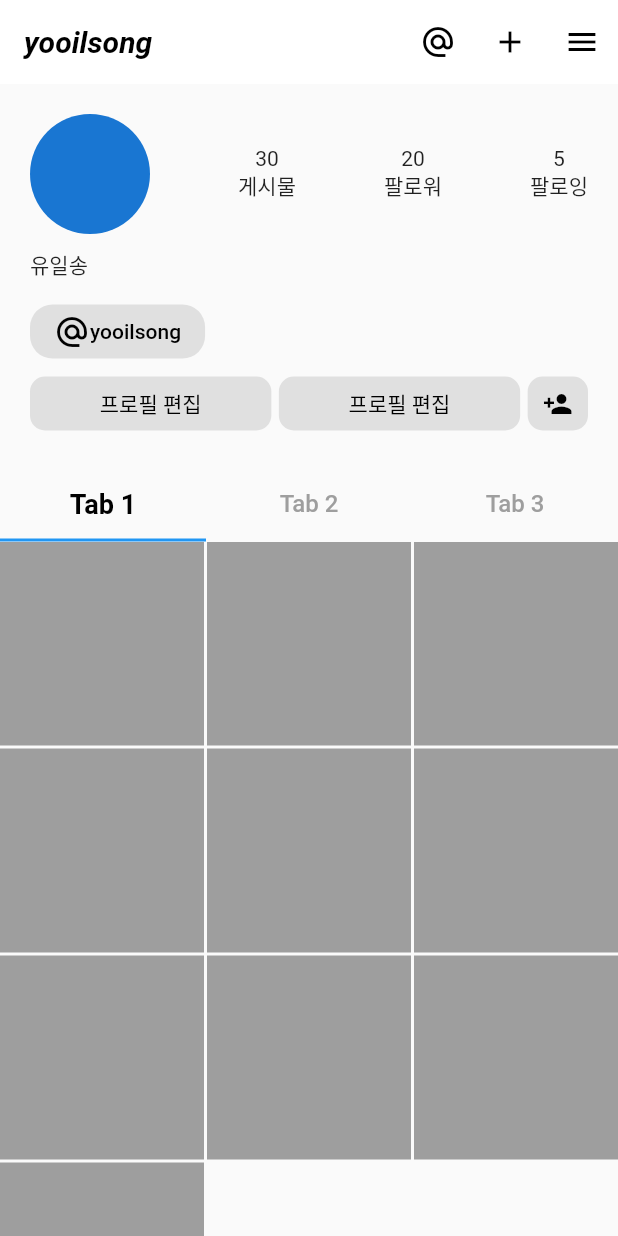
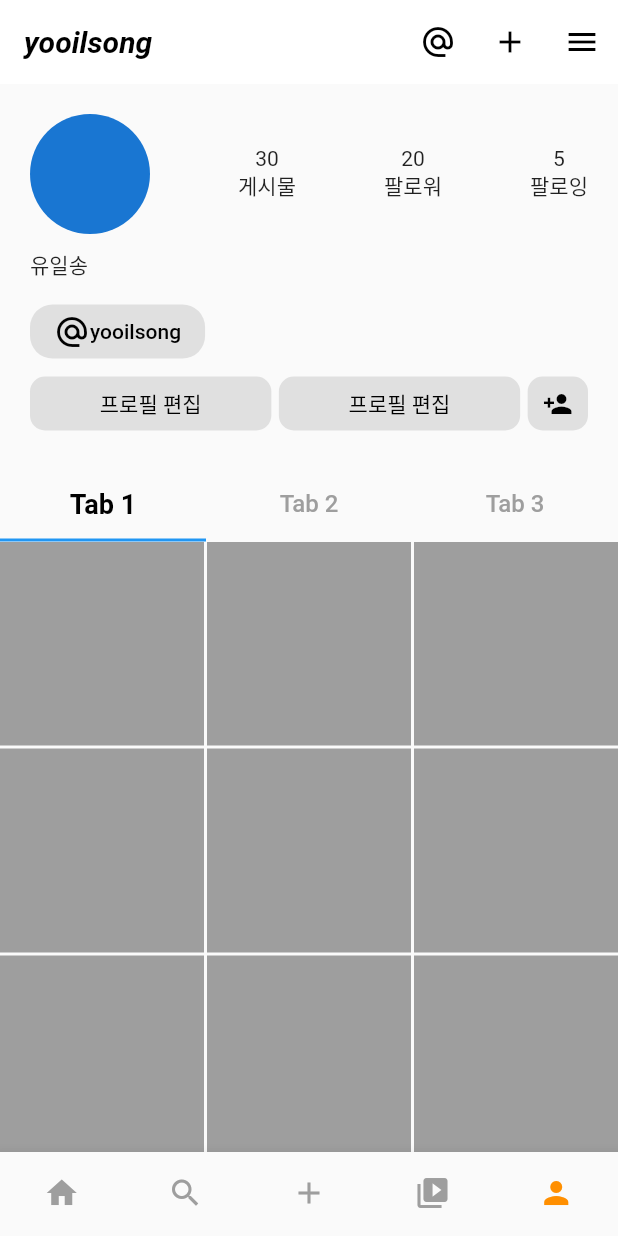
Before and after one commit to ilsong963/flutter_instargram_clone, a Flutter app: the ProfileScreen screen opened by its route, on a phone screen of 412 x 824 dp. Run offline on Flutter 3.47's test engine with Material 3 defaults, Android fonts, the light colour scheme and no system bars; our stand-ins replace flutter_riverpod, freezed_annotation, go_router, riverpod_annotation; generated files the repository leaves out were written again; network calls fail.

Commit message:
StatefulShellRoute 수정

```diff
--- a/lib/router.dart
+++ b/lib/router.dart
@@ -1,5 +1,4 @@
 import 'package:flutter/material.dart';
-import 'package:flutter_instargram_clone/presentation/bottom_nav_bar.dart';
 import 'package:flutter_instargram_clone/presentation/screen/home/home_screen.dart';
 import 'package:flutter_instargram_clone/presentation/screen/post_screen.dart';
 import 'package:flutter_instargram_clone/presentation/screen/profile/profile_screen.dart';
@@ -14,18 +13,79 @@ final GoRouter router = GoRouter(
   navigatorKey: _rootNavigatorKey,
   initialLocation: '/home',
   routes: [
-    ShellRoute(
-      navigatorKey: _shellNavigatorKey,
-      builder: (context, state, child) {
-        return BottomNavBar(child: child);
+    StatefulShellRoute.indexedStack(
+      builder: (BuildContext context, GoRouterState state, StatefulNavigationShell navigationShell) {
+        return Scaffold(
+          body:SafeArea(child:  navigationShell),
+          bottomNavigationBar: BottomNavigationBar(
+            type: BottomNavigationBarType.fixed,
+            items: const <BottomNavigationBarItem>[
+              BottomNavigationBarItem(
+                icon: Icon(Icons.home),
+                label: 'Home',
+              ),
+              BottomNavigationBarItem(
+                icon: Icon(Icons.search),
+                label: 'Search',
+              ),
+              BottomNavigationBarItem(
+                icon: Icon(Icons.add),
+                label: 'Post',
+              ),
+              BottomNavigationBarItem(
+                icon: Icon(Icons.video_collection),
+                label: 'reels',
+              ),
+              BottomNavigationBarItem(
+                icon: Icon(Icons.person),
+                label: 'Profile',
+              ),
+            ],
+            currentIndex: navigationShell.currentIndex,
+            selectedItemColor: Colors.amber[800],
+            onTap: (int index) {
+
+            // 브랜치를 전환하는데는 StatefulNavigationShell.goBranch 메서드를 사용한다.
+            navigationShell.goBranch( index);
+          },
+
+            unselectedItemColor: Colors.grey,
+            showSelectedLabels: false,
+            showUnselectedLabels: false,
+
+          ),
+        );
       },
-      routes: [
-        // This screen is displayed on the ShellRoute's Navigator.
-        GoRoute(path: '/home', pageBuilder: (context, state) =>  NoTransitionPage(child: HomeScreen())),
-        GoRoute(path: '/search', pageBuilder: (context, state) => const NoTransitionPage(child: SearchScreen())),
-        GoRoute(path: '/post', pageBuilder: (context, state) => const NoTransitionPage(child: PostScreen())),
-        GoRoute(path: '/reels', pageBuilder: (context, state) => const NoTransitionPage(child: ReelsScreen())),
-        GoRoute(path: '/profile', pageBuilder: (context, state) => const NoTransitionPage(child: ProfileScreen())),
+      branches: <StatefulShellBranch>[
+// Tab A (First Tab)
+        StatefulShellBranch(
+          routes: <RouteBase>[
+            // This screen is displayed on the ShellRoute's Navigator.
+            GoRoute(path: '/home', pageBuilder: (context, state) => const NoTransitionPage(child: HomeScreen()))
+          ],
+        ),
+        StatefulShellBranch(
+          routes: <RouteBase>[
+            // This screen is displayed on the ShellRoute's Navigator.
+            GoRoute(path: '/search', pageBuilder: (context, state) => const NoTransitionPage(child: SearchScreen())),
+          ],
+        ),   StatefulShellBranch(routes: <RouteBase>[
+          // This screen is displayed on the ShellRoute's Navigator.
+          GoRoute(path: '/post', pageBuilder: (context, state) => const NoTransitionPage(child: PostScreen())),
+        ]),
+
+        StatefulShellBranch(
+          routes: <RouteBase>[
+            // This screen is displayed on the ShellRoute's Navigator.
+            GoRoute(path: '/reels', pageBuilder: (context, state) => const NoTransitionPage(child: ReelsScreen())),
+          ],
+        ),
+        StatefulShellBranch(
+          routes: <RouteBase>[
+            // This screen is displayed on the ShellRoute's Navigator.
+            GoRoute(path: '/profile', pageBuilder: (context, state) => const NoTransitionPage(child: ProfileScreen())),
+          ],
+        ),
       ],
     ),
   ],
```
